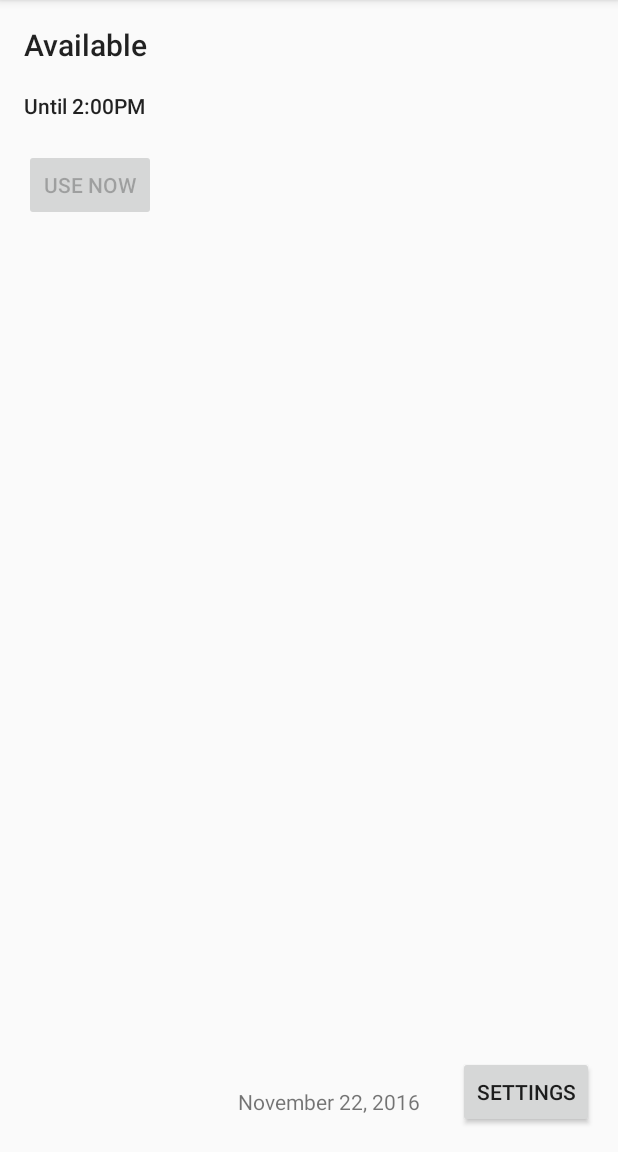
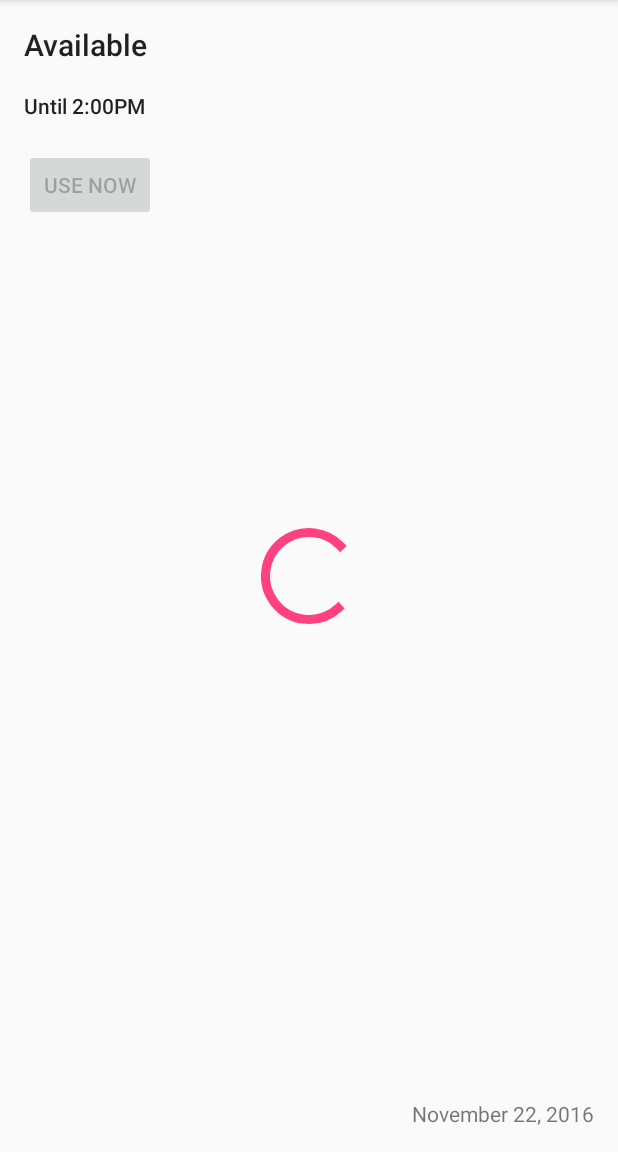
Before and after one commit to BarryBryant/Skrej, an Android app: the ConferenceRoomActivity screen opened directly, with no data from a screen before it, on a phone screen of 412 x 824 dp, the part 84-1236 px from its top. Run offline under Robolectric (Android 15) with nearby library versions, the phone set to English and light mode, and no system bars; our stand-ins replace Dagger/Hilt's generated code; libraries missing offline, so code that uses them is left out: com.google.api.client, com.google.api.services, io.realm, rx.android.schedulers, rx.schedulers; 1 statement that could not run was skipped.

Commit message:
chore: Remove unused assets

```diff
--- a/app/src/main/java/com/willowtreeapps/skrej/attendeeSelection/AttendeeDialogFragment.java
+++ b/app/src/main/java/com/willowtreeapps/skrej/attendeeSelection/AttendeeDialogFragment.java
@@ -54,6 +54,8 @@ public class AttendeeDialogFragment extends DialogFragment implements View.OnCli
         recyclerView.setLayoutManager(new LinearLayoutManager(getActivity()));
         Button doneButton = (Button) view.findViewById(R.id.doneButton);
         doneButton.setOnClickListener(this);
+        Button cancelButton = (Button) view.findViewById(R.id.cancelButton);
+        cancelButton.setOnClickListener(this);
         searchText = (EditText) view.findViewById(R.id.attendee_search_text);
         searchText.addTextChangedListener(this);
         this.setCancelable(false);
@@ -97,6 +99,10 @@ public class AttendeeDialogFragment extends DialogFragment implements View.OnCli
         switch (view.getId()) {
             case R.id.doneButton:
                 presenter.onClickDone();
+                break;
+            case R.id.cancelButton:
+                dismiss();
+                break;
             default:
                 break;
         }
--- a/app/src/main/java/com/willowtreeapps/skrej/conference/ConferencePresenterImpl.java
+++ b/app/src/main/java/com/willowtreeapps/skrej/conference/ConferencePresenterImpl.java
@@ -33,7 +33,7 @@ public class ConferencePresenterImpl implements ConferencePresenter, ConferenceR
             view.disableScheduleButton();
             conferenceRepository.getEvents(roomId);
         } else if (roomId == null) {
-            throw new Error("ROOM ID DONT EXIST ?!");
+            throw new Error("ROOM ID DON'T EXIST ?!");
         } else {
             onRoomStatusLoaded(roomAvailabilityStatus);
         }
@@ -53,7 +53,6 @@ public class ConferencePresenterImpl implements ConferencePresenter, ConferenceR
     public void onClickSchedule() {
         //Show spinner in view.
         if (view != null) {
-            view.showLoading();
             view.showEventDurationPrompt(roomAvailabilityStatus);
         }
     }
@@ -84,6 +83,7 @@ public class ConferencePresenterImpl implements ConferencePresenter, ConferenceR
     @Override
     public void onRoomStatusLoaded(RoomAvailabilityStatus roomAvailabilityStatus) {
         if (view != null) {
+            view.hideLoading();
             if (roomAvailabilityStatus.getAvailableBlocks() < 1) {
                 view.disableScheduleButton();
             } else view.enableScheduleButton();
--- a/app/src/main/java/com/willowtreeapps/skrej/conference/ConferenceRoomActivity.java
+++ b/app/src/main/java/com/willowtreeapps/skrej/conference/ConferenceRoomActivity.java
@@ -7,6 +7,7 @@ import android.support.v7.app.AlertDialog;
 import android.support.v7.app.AppCompatActivity;
 import android.view.View;
 import android.widget.Button;
+import android.widget.ProgressBar;
 import android.widget.TextView;
 
 import com.willowtreeapps.skrej.ConferenceApplication;
@@ -37,6 +38,7 @@ public class ConferenceRoomActivity extends AppCompatActivity implements Confere
     private TextView availabilityTextView;
     private TextView availabilityTimeInfoTextView;
     private TextView dateTextView;
+    private ProgressBar progressBar;
 
     private String roomId;
 
@@ -75,6 +77,7 @@ public class ConferenceRoomActivity extends AppCompatActivity implements Confere
         availabilityTextView = (TextView) findViewById(R.id.statusText);
         availabilityTimeInfoTextView = (TextView) findViewById(R.id.timeInfoText);
         dateTextView = (TextView) findViewById(R.id.dateText);
+        progressBar = (ProgressBar) findViewById(R.id.conference_loading_bar);
 
         presenter.setRoomId(roomId);
     }
@@ -120,12 +123,12 @@ public class ConferenceRoomActivity extends AppCompatActivity implements Confere
 
     @Override
     public void showLoading() {
-
+        progressBar.setVisibility(View.VISIBLE);
     }
 
     @Override
     public void hideLoading() {
-
+        progressBar.setVisibility(View.INVISIBLE);
     }
 
     @Override
--- a/app/src/main/res/layout/activity_conference_room.xml
+++ b/app/src/main/res/layout/activity_conference_room.xml
@@ -19,26 +19,6 @@
         android:layout_alignParentBottom="true"
         android:layout_alignParentLeft="true"
         android:layout_alignParentStart="true" />
-
-    <Button
-        android:layout_width="wrap_content"
-        android:layout_height="wrap_content"
-        android:id="@+id/settingsButton"
-        android:text="Settings"
-        android:layout_alignParentBottom="true"
-        android:layout_alignParentRight="true"
-        android:layout_alignParentEnd="true" />
-
-    <TextView
-        android:text="November 4, 2016"
-        android:layout_width="wrap_content"
-        android:layout_height="wrap_content"
-        android:layout_marginRight="25dp"
-        android:layout_marginEnd="25dp"
-        android:id="@+id/dateText"
-        android:layout_alignTop="@+id/roomNameText"
-        android:layout_toLeftOf="@+id/settingsButton"
-        android:layout_toStartOf="@+id/settingsButton" />
 
     <Button
         android:text="Use Now"
@@ -70,4 +50,21 @@
         android:layout_below="@+id/statusText"
         android:layout_alignParentLeft="true"
         android:layout_alignParentStart="true" />
+
+    <TextView
+        android:text="November 4, 2016"
+        android:layout_width="wrap_content"
+        android:layout_height="wrap_content"
+        android:id="@+id/dateText"
+        android:layout_alignParentBottom="true"
+        android:layout_alignParentRight="true"
+        android:layout_alignParentEnd="true" />
+
+    <ProgressBar
+        style="?android:attr/progressBarStyleLarge"
+        android:layout_width="wrap_content"
+        android:layout_height="wrap_content"
+        android:id="@+id/conference_loading_bar"
+        android:layout_centerVertical="true"
+        android:layout_centerHorizontal="true" />
 </RelativeLayout>
```
Also changed, not shown: app/src/main/java/com/willowtreeapps/skrej/util/EricRichardsonLoader.java (deleted, +0 -77 lines), app/src/main/res/layout/attendee_dialog.xml (+28 -6 lines), app/src/main/cactuar_icon-web.png (deleted), app/src/main/deku_icon-web.png (deleted), app/src/main/elderberry_icon-web.png (deleted), app/src/main/sudowoodo_icon-web.png (deleted).
